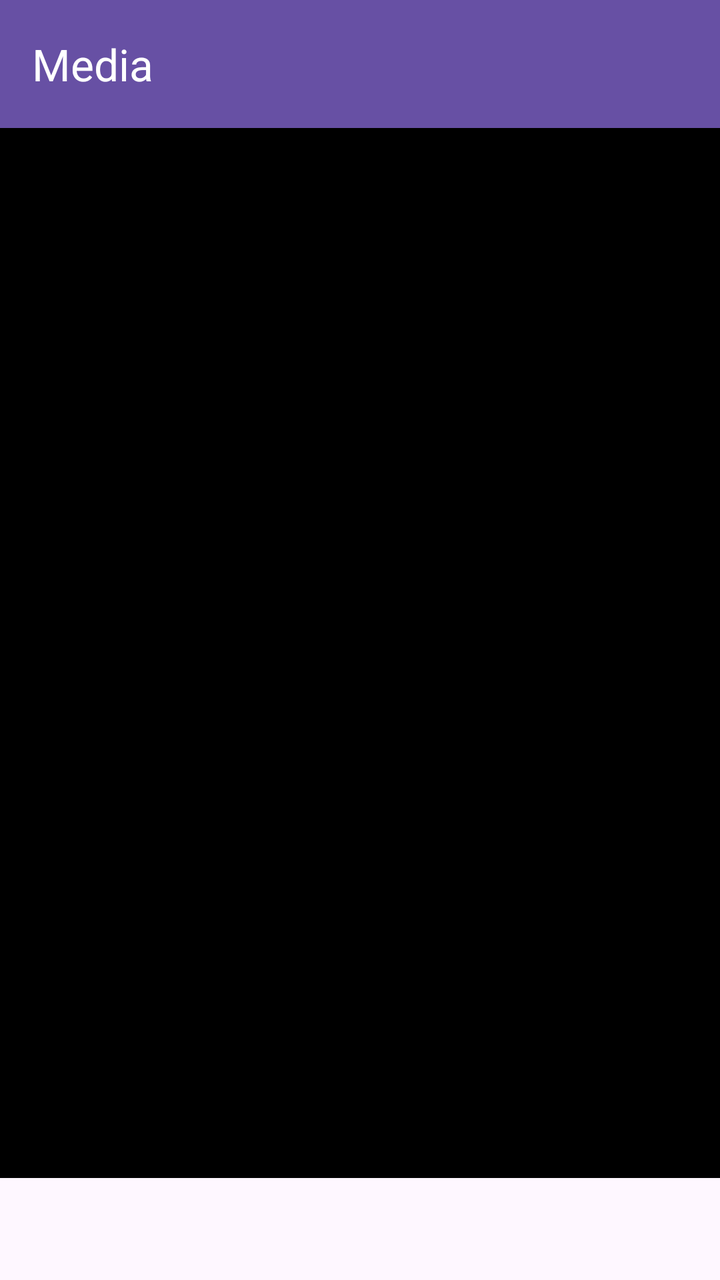
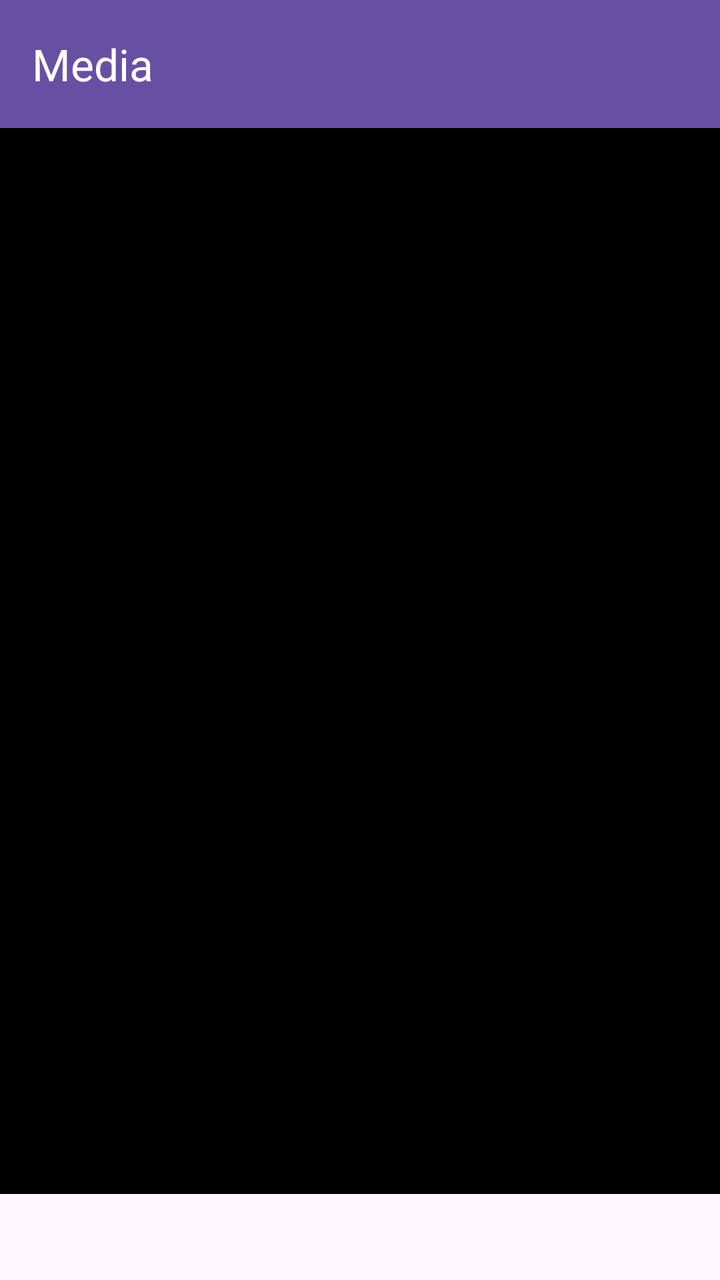

Two renders of the same Android screen: before a commit and after it. Below are the layout's source before the change and the commit's diff.
<!-- AndroidManifest.xml: application theme Theme.BoopLock -->
<!-- res/layout/activity_photo_view.xml -->
<?xml version="1.0" encoding="utf-8"?>
<LinearLayout xmlns:android="http://schemas.android.com/apk/res/android"
    xmlns:app="http://schemas.android.com/apk/res-auto"
    android:layout_width="match_parent"
    android:layout_height="match_parent"
    android:orientation="vertical">

    <com.google.android.material.appbar.AppBarLayout
        android:layout_width="match_parent"
        android:layout_height="wrap_content"
        android:fitsSystemWindows="true">

        <com.google.android.material.appbar.MaterialToolbar
            android:id="@+id/toolbar"
            android:layout_width="match_parent"
            android:layout_height="?attr/actionBarSize"
            android:background="?attr/colorPrimary"
            android:theme="@style/BoopLock.Toolbar"
            app:title="@string/photo_view_title"
            app:titleTextColor="?attr/colorOnPrimary" />
    </com.google.android.material.appbar.AppBarLayout>

    <androidx.recyclerview.widget.RecyclerView
        android:id="@+id/photo_pager"
        android:layout_width="match_parent"
        android:layout_height="0dp"
        android:layout_weight="1"
        android:background="#000" />

    <TextView
        android:id="@+id/meta"
        android:layout_width="match_parent"
        android:layout_height="wrap_content"
        android:autoLink="web"
        android:linksClickable="true"
        android:padding="16dp"
        android:textAppearance="?attr/textAppearanceBodyMedium" />

</LinearLayout>
<!-- resources referenced by this layout -->
<resources>
  <string name="photo_view_title">Media</string>
  <style name="BoopLock.Toolbar" parent="ThemeOverlay.AppCompat.ActionBar">
          <item name="colorControlNormal">?attr/colorOnPrimary</item>
          <item name="android:colorControlNormal">?attr/colorOnPrimary</item>
      </style>
  <style name="Theme.BoopLock" parent="Base.Theme.BoopLock" />
  <style name="Base.Theme.BoopLock" parent="Theme.Material3.DayNight.NoActionBar">
          
          
      </style>
</resources>

<!-- the commit's change to res/layout/activity_photo_view.xml (unified diff, before → after) -->
@@ -27,13 +27,32 @@
         android:layout_weight="1"
         android:background="#000" />
 
-    <TextView
-        android:id="@+id/meta"
+    <LinearLayout
+        android:id="@+id/meta_container"
         android:layout_width="match_parent"
         android:layout_height="wrap_content"
-        android:autoLink="web"
-        android:linksClickable="true"
-        android:padding="16dp"
-        android:textAppearance="?attr/textAppearanceBodyMedium" />
+        android:orientation="vertical">
+
+        <TextView
+            android:id="@+id/meta"
+            android:layout_width="match_parent"
+            android:layout_height="wrap_content"
+            android:paddingStart="16dp"
+            android:paddingEnd="16dp"
+            android:paddingTop="16dp"
+            android:paddingBottom="8dp"
+            android:textAppearance="?attr/textAppearanceBodyMedium" />
+
+        <com.google.android.material.button.MaterialButton
+            android:id="@+id/maps_button"
+            style="@style/Widget.Material3.Button.OutlinedButton"
+            android:layout_width="wrap_content"
+            android:layout_height="wrap_content"
+            android:layout_marginStart="12dp"
+            android:layout_marginBottom="8dp"
+            android:text="@string/btn_open_maps"
+            android:visibility="gone" />
+
+    </LinearLayout>
 
 </LinearLayout>
<!-- resource entries referenced after the edit -->
@@ -1,5 +1,6 @@
 <!-- resources referenced by this layout -->
 <resources>
+  <string name="btn_open_maps">Open in Maps</string>
   <string name="photo_view_title">Media</string>
   <style name="BoopLock.Toolbar" parent="ThemeOverlay.AppCompat.ActionBar">
           <item name="colorControlNormal">?attr/colorOnPrimary</item>
